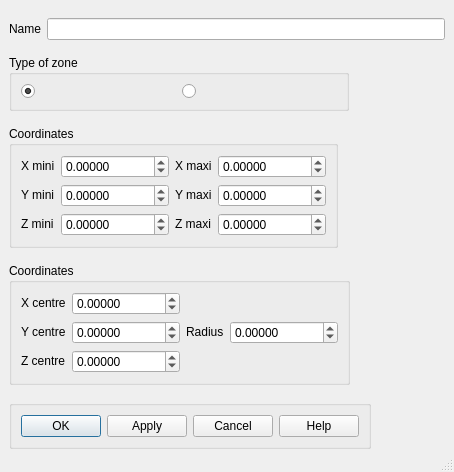
This is src/HOMARDGUI/CreateZone.ui in SalomePlatform/homard as Qt 5 draws it before an edit. The edited form follows.
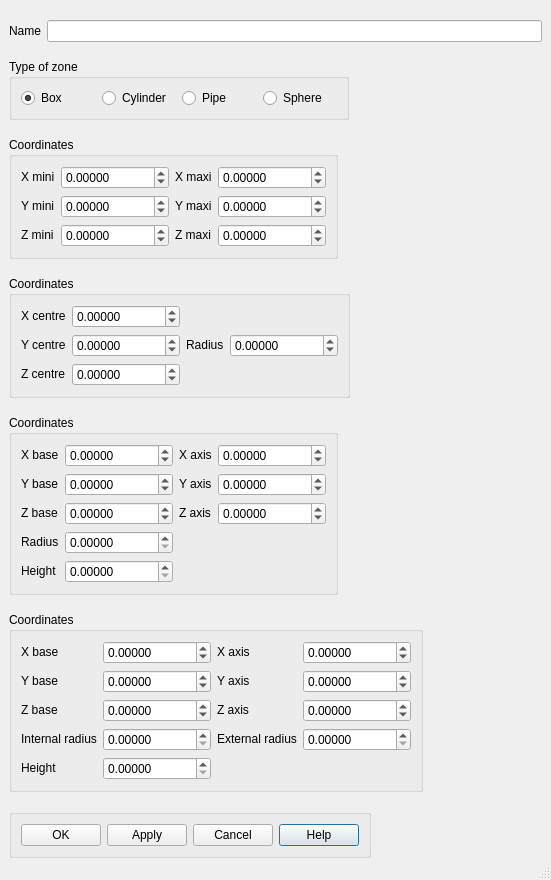
This is the edited form. Icons and pictures are not drawn.

Patch:
```diff
--- a/src/HOMARDGUI/CreateZone.ui
+++ b/src/HOMARDGUI/CreateZone.ui
@@ -5,8 +5,8 @@
    <rect>
     <x>0</x>
     <y>0</y>
-    <width>454</width>
-    <height>472</height>
+    <width>551</width>
+    <height>880</height>
    </rect>
   </property>
   <property name="windowTitle" >
@@ -25,18 +25,55 @@
    <property name="spacing" >
     <number>6</number>
    </property>
-   <item row="0" column="0" >
-    <widget class="QLabel" name="Name" >
-     <property name="text" >
-      <string>Name</string>
+   <item row="6" column="0" colspan="2" >
+    <widget class="QGroupBox" name="GBButtons" >
+     <property name="sizePolicy" >
+      <sizepolicy>
+       <hsizetype>0</hsizetype>
+       <vsizetype>0</vsizetype>
+       <horstretch>0</horstretch>
+       <verstretch>0</verstretch>
+      </sizepolicy>
      </property>
-    </widget>
-   </item>
-   <item row="0" column="1" >
-    <widget class="QLineEdit" name="LEZoneName" >
-     <property name="maxLength" >
-      <number>32</number>
+     <property name="title" >
+      <string/>
      </property>
+     <layout class="QGridLayout" >
+      <property name="margin" >
+       <number>9</number>
+      </property>
+      <property name="spacing" >
+       <number>6</number>
+      </property>
+      <item row="0" column="3" >
+       <widget class="QPushButton" name="buttonHelp" >
+        <property name="text" >
+         <string>Help</string>
+        </property>
+       </widget>
+      </item>
+      <item row="0" column="2" >
+       <widget class="QPushButton" name="buttonCancel" >
+        <property name="text" >
+         <string>Cancel</string>
+        </property>
+       </widget>
+      </item>
+      <item row="0" column="1" >
+       <widget class="QPushButton" name="buttonApply" >
+        <property name="text" >
+         <string>Apply</string>
+        </property>
+       </widget>
+      </item>
+      <item row="0" column="0" >
+       <widget class="QPushButton" name="buttonOk" >
+        <property name="text" >
+         <string>OK</string>
+        </property>
+       </widget>
+      </item>
+     </layout>
     </widget>
    </item>
    <item row="1" column="0" colspan="2" >
@@ -58,17 +95,47 @@
      <property name="title" >
       <string>Type of zone</string>
      </property>
-     <layout class="QHBoxLayout" >
+     <layout class="QGridLayout" >
       <property name="margin" >
        <number>9</number>
       </property>
       <property name="spacing" >
        <number>6</number>
       </property>
-      <item>
+      <item row="0" column="3" >
+       <widget class="QRadioButton" name="RBSphere" >
+        <property name="text" >
+         <string>Sphere</string>
+        </property>
+        <property name="icon" >
+         <iconset>../../resources/zone_spherepoint.png</iconset>
+        </property>
+       </widget>
+      </item>
+      <item row="0" column="2" >
+       <widget class="QRadioButton" name="RBPipe" >
+        <property name="text" >
+         <string>Pipe</string>
+        </property>
+        <property name="icon" >
+         <iconset>../../resources/pipe.png</iconset>
+        </property>
+       </widget>
+      </item>
+      <item row="0" column="1" >
+       <widget class="QRadioButton" name="RBCylinder" >
+        <property name="text" >
+         <string>Cylinder</string>
+        </property>
+        <property name="icon" >
+         <iconset>../../resources/cylinderpointvector.png</iconset>
+        </property>
+       </widget>
+      </item>
+      <item row="0" column="0" >
        <widget class="QRadioButton" name="RBBox" >
         <property name="text" >
-         <string/>
+         <string>Box</string>
         </property>
         <property name="icon" >
          <iconset>../../resources/zone_boxdxyz.png</iconset>
@@ -81,13 +148,448 @@
         </property>
        </widget>
       </item>
-      <item>
-       <widget class="QRadioButton" name="RBSphere" >
+     </layout>
+    </widget>
+   </item>
+   <item row="4" column="0" colspan="2" >
+    <widget class="QGroupBox" name="gBCylindre" >
+     <property name="sizePolicy" >
+      <sizepolicy>
+       <hsizetype>0</hsizetype>
+       <vsizetype>0</vsizetype>
+       <horstretch>0</horstretch>
+       <verstretch>0</verstretch>
+      </sizepolicy>
+     </property>
+     <property name="focusPolicy" >
+      <enum>Qt::TabFocus</enum>
+     </property>
+     <property name="title" >
+      <string>Coordinates</string>
+     </property>
+     <layout class="QGridLayout" >
+      <property name="margin" >
+       <number>9</number>
+      </property>
+      <property name="spacing" >
+       <number>6</number>
+      </property>
+      <item row="4" column="1" >
+       <widget class="QDoubleSpinBox" name="SpinBox_Haut" >
+        <property name="decimals" >
+         <number>5</number>
+        </property>
+        <property name="maximum" >
+         <double>1000000000.000000000000000</double>
+        </property>
+       </widget>
+      </item>
+      <item row="4" column="0" >
+       <widget class="QLabel" name="TLHaut" >
+        <property name="sizePolicy" >
+         <sizepolicy>
+          <hsizetype>0</hsizetype>
+          <vsizetype>0</vsizetype>
+          <horstretch>0</horstretch>
+          <verstretch>0</verstretch>
+         </sizepolicy>
+        </property>
         <property name="text" >
-         <string/>
+         <string>Height</string>
         </property>
-        <property name="icon" >
-         <iconset>../../resources/zone_spherepoint.png</iconset>
+        <property name="wordWrap" >
+         <bool>false</bool>
+        </property>
+       </widget>
+      </item>
+      <item row="3" column="0" >
+       <widget class="QLabel" name="TLRadius" >
+        <property name="sizePolicy" >
+         <sizepolicy>
+          <hsizetype>0</hsizetype>
+          <vsizetype>0</vsizetype>
+          <horstretch>0</horstretch>
+          <verstretch>0</verstretch>
+         </sizepolicy>
+        </property>
+        <property name="text" >
+         <string>Radius</string>
+        </property>
+        <property name="wordWrap" >
+         <bool>false</bool>
+        </property>
+       </widget>
+      </item>
+      <item row="0" column="3" >
+       <widget class="QDoubleSpinBox" name="SpinBox_Xaxis" >
+        <property name="decimals" >
+         <number>5</number>
+        </property>
+        <property name="maximum" >
+         <double>999999999.000000000000000</double>
+        </property>
+        <property name="minimum" >
+         <double>-999999999.000000000000000</double>
+        </property>
+        <property name="value" >
+         <double>0.000000000000000</double>
+        </property>
+       </widget>
+      </item>
+      <item row="1" column="3" >
+       <widget class="QDoubleSpinBox" name="SpinBox_Yaxis" >
+        <property name="decimals" >
+         <number>5</number>
+        </property>
+        <property name="maximum" >
+         <double>999999999.000000000000000</double>
+        </property>
+        <property name="minimum" >
+         <double>-999999999.000000000000000</double>
+        </property>
+        <property name="value" >
+         <double>0.000000000000000</double>
+        </property>
+       </widget>
+      </item>
+      <item row="2" column="3" >
+       <widget class="QDoubleSpinBox" name="SpinBox_Zaxis" >
+        <property name="decimals" >
+         <number>5</number>
+        </property>
+        <property name="maximum" >
+         <double>999999999.000000000000000</double>
+        </property>
+        <property name="minimum" >
+         <double>-999999999.000000000000000</double>
+        </property>
+        <property name="value" >
+         <double>0.000000000000000</double>
+        </property>
+       </widget>
+      </item>
+      <item row="2" column="2" >
+       <widget class="QLabel" name="TLZaxis" >
+        <property name="sizePolicy" >
+         <sizepolicy>
+          <hsizetype>0</hsizetype>
+          <vsizetype>0</vsizetype>
+          <horstretch>0</horstretch>
+          <verstretch>0</verstretch>
+         </sizepolicy>
+        </property>
+        <property name="text" >
+         <string>Z axis</string>
+        </property>
+        <property name="wordWrap" >
+         <bool>false</bool>
+        </property>
+       </widget>
+      </item>
+      <item row="1" column="2" >
+       <widget class="QLabel" name="TLYaxis" >
+        <property name="sizePolicy" >
+         <sizepolicy>
+          <hsizetype>0</hsizetype>
+          <vsizetype>0</vsizetype>
+          <horstretch>0</horstretch>
+          <verstretch>0</verstretch>
+         </sizepolicy>
+        </property>
+        <property name="text" >
+         <string>Y axis</string>
+        </property>
+        <property name="wordWrap" >
+         <bool>false</bool>
+        </property>
+       </widget>
+      </item>
+      <item row="0" column="2" >
+       <widget class="QLabel" name="TLXaxis" >
+        <property name="sizePolicy" >
+         <sizepolicy>
+          <hsizetype>0</hsizetype>
+          <vsizetype>0</vsizetype>
+          <horstretch>0</horstretch>
+          <verstretch>0</verstretch>
+         </sizepolicy>
+        </property>
+        <property name="text" >
+         <string>X axis</string>
+        </property>
+        <property name="wordWrap" >
+         <bool>false</bool>
+        </property>
+       </widget>
+      </item>
+      <item row="1" column="1" >
+       <widget class="QDoubleSpinBox" name="SpinBox_Ybase" >
+        <property name="decimals" >
+         <number>5</number>
+        </property>
+        <property name="maximum" >
+         <double>999999999.000000000000000</double>
+        </property>
+        <property name="minimum" >
+         <double>-999999999.000000000000000</double>
+        </property>
+        <property name="value" >
+         <double>0.000000000000000</double>
+        </property>
+       </widget>
+      </item>
+      <item row="1" column="0" >
+       <widget class="QLabel" name="TLYbase" >
+        <property name="sizePolicy" >
+         <sizepolicy>
+          <hsizetype>0</hsizetype>
+          <vsizetype>0</vsizetype>
+          <horstretch>0</horstretch>
+          <verstretch>0</verstretch>
+         </sizepolicy>
+        </property>
+        <property name="text" >
+         <string>Y base</string>
+        </property>
+        <property name="wordWrap" >
+         <bool>false</bool>
+        </property>
+       </widget>
+      </item>
+      <item row="2" column="0" >
+       <widget class="QLabel" name="TLZbase" >
+        <property name="sizePolicy" >
+         <sizepolicy>
+          <hsizetype>0</hsizetype>
+          <vsizetype>0</vsizetype>
+          <horstretch>0</horstretch>
+          <verstretch>0</verstretch>
+         </sizepolicy>
+        </property>
+        <property name="text" >
+         <string>Z base</string>
+        </property>
+        <property name="wordWrap" >
+         <bool>false</bool>
+        </property>
+       </widget>
+      </item>
+      <item row="2" column="1" >
+       <widget class="QDoubleSpinBox" name="SpinBox_Zbase" >
+        <property name="decimals" >
+         <number>5</number>
+        </property>
+        <property name="maximum" >
+         <double>999999999.000000000000000</double>
+        </property>
+        <property name="minimum" >
+         <double>-999999999.000000000000000</double>
+        </property>
+        <property name="value" >
+         <double>0.000000000000000</double>
+        </property>
+       </widget>
+      </item>
+      <item row="3" column="1" >
+       <widget class="QDoubleSpinBox" name="SpinBox_Radius" >
+        <property name="decimals" >
+         <number>5</number>
+        </property>
+        <property name="maximum" >
+         <double>1000000000.000000000000000</double>
+        </property>
+       </widget>
+      </item>
+      <item row="0" column="0" >
+       <widget class="QLabel" name="TLXbase" >
+        <property name="sizePolicy" >
+         <sizepolicy>
+          <hsizetype>0</hsizetype>
+          <vsizetype>0</vsizetype>
+          <horstretch>0</horstretch>
+          <verstretch>0</verstretch>
+         </sizepolicy>
+        </property>
+        <property name="text" >
+         <string>X base</string>
+        </property>
+        <property name="wordWrap" >
+         <bool>false</bool>
+        </property>
+       </widget>
+      </item>
+      <item row="0" column="1" >
+       <widget class="QDoubleSpinBox" name="SpinBox_Xbase" >
+        <property name="decimals" >
+         <number>5</number>
+        </property>
+        <property name="maximum" >
+         <double>999999999.000000000000000</double>
+        </property>
+        <property name="minimum" >
+         <double>-999999999.000000000000000</double>
+        </property>
+        <property name="value" >
+         <double>0.000000000000000</double>
+        </property>
+       </widget>
+      </item>
+     </layout>
+    </widget>
+   </item>
+   <item row="3" column="0" colspan="2" >
+    <widget class="QGroupBox" name="gBSphere" >
+     <property name="sizePolicy" >
+      <sizepolicy>
+       <hsizetype>0</hsizetype>
+       <vsizetype>0</vsizetype>
+       <horstretch>0</horstretch>
+       <verstretch>0</verstretch>
+      </sizepolicy>
+     </property>
+     <property name="title" >
+      <string>Coordinates</string>
+     </property>
+     <layout class="QGridLayout" >
+      <property name="margin" >
+       <number>9</number>
+      </property>
+      <property name="spacing" >
+       <number>6</number>
+      </property>
+      <item row="0" column="0" >
+       <widget class="QLabel" name="TLXcentre" >
+        <property name="sizePolicy" >
+         <sizepolicy>
+          <hsizetype>0</hsizetype>
+          <vsizetype>0</vsizetype>
+          <horstretch>0</horstretch>
+          <verstretch>0</verstretch>
+         </sizepolicy>
+        </property>
+        <property name="text" >
+         <string>X centre</string>
+        </property>
+        <property name="wordWrap" >
+         <bool>false</bool>
+        </property>
+       </widget>
+      </item>
+      <item row="0" column="1" >
+       <widget class="QDoubleSpinBox" name="SpinBox_Xcentre" >
+        <property name="decimals" >
+         <number>5</number>
+        </property>
+        <property name="maximum" >
+         <double>999999999.000000000000000</double>
+        </property>
+        <property name="minimum" >
+         <double>-999999999.000000000000000</double>
+        </property>
+        <property name="value" >
+         <double>0.000000000000000</double>
+        </property>
+       </widget>
+      </item>
+      <item row="1" column="0" >
+       <widget class="QLabel" name="TLYcentre" >
+        <property name="sizePolicy" >
+         <sizepolicy>
+          <hsizetype>0</hsizetype>
+          <vsizetype>0</vsizetype>
+          <horstretch>0</horstretch>
+          <verstretch>0</verstretch>
+         </sizepolicy>
+        </property>
+        <property name="text" >
+         <string>Y centre</string>
+        </property>
+        <property name="wordWrap" >
+         <bool>false</bool>
+        </property>
+       </widget>
+      </item>
+      <item row="1" column="1" >
+       <widget class="QDoubleSpinBox" name="SpinBox_Ycentre" >
+        <property name="decimals" >
+         <number>5</number>
+        </property>
+        <property name="maximum" >
+         <double>999999999.000000000000000</double>
+        </property>
+        <property name="minimum" >
+         <double>-999999999.000000000000000</double>
+        </property>
+        <property name="value" >
+         <double>0.000000000000000</double>
+        </property>
+       </widget>
+      </item>
+      <item row="1" column="2" >
+       <widget class="QLabel" name="TLRayon" >
+        <property name="sizePolicy" >
+         <sizepolicy>
+          <hsizetype>0</hsizetype>
+          <vsizetype>0</vsizetype>
+          <horstretch>0</horstretch>
+          <verstretch>0</verstretch>
+         </sizepolicy>
+        </property>
+        <property name="text" >
+         <string>Radius</string>
+        </property>
+        <property name="wordWrap" >
+         <bool>false</bool>
+        </property>
+       </widget>
+      </item>
+      <item row="1" column="3" >
+       <widget class="QDoubleSpinBox" name="SpinBox_Rayon" >
+        <property name="decimals" >
+         <number>5</number>
+        </property>
+        <property name="maximum" >
+         <double>999999999.000000000000000</double>
+        </property>
+        <property name="minimum" >
+         <double>-999999999.000000000000000</double>
+        </property>
+        <property name="value" >
+         <double>0.000000000000000</double>
+        </property>
+       </widget>
+      </item>
+      <item row="2" column="0" >
+       <widget class="QLabel" name="TLZcentre" >
+        <property name="sizePolicy" >
+         <sizepolicy>
+          <hsizetype>0</hsizetype>
+          <vsizetype>0</vsizetype>
+          <horstretch>0</horstretch>
+          <verstretch>0</verstretch>
+         </sizepolicy>
+        </property>
+        <property name="text" >
+         <string>Z centre</string>
+        </property>
+        <property name="wordWrap" >
+         <bool>false</bool>
+        </property>
+       </widget>
+      </item>
+      <item row="2" column="1" >
+       <widget class="QDoubleSpinBox" name="SpinBox_Zcentre" >
+        <property name="decimals" >
+         <number>5</number>
+        </property>
+        <property name="maximum" >
+         <double>999999999.000000000000000</double>
+        </property>
+        <property name="minimum" >
+         <double>-999999999.000000000000000</double>
+        </property>
+        <property name="value" >
+         <double>0.000000000000000</double>
         </property>
        </widget>
       </item>
@@ -321,8 +823,22 @@
      </layout>
     </widget>
    </item>
-   <item row="3" column="0" colspan="2" >
-    <widget class="QGroupBox" name="gBSphere" >
+   <item row="0" column="1" >
+    <widget class="QLineEdit" name="LEZoneName" >
+     <property name="maxLength" >
+      <number>32</number>
+     </property>
+    </widget>
+   </item>
+   <item row="0" column="0" >
+    <widget class="QLabel" name="Name" >
+     <property name="text" >
+      <string>Name</string>
+     </property>
+    </widget>
+   </item>
+   <item row="5" column="0" colspan="2" >
+    <widget class="QGroupBox" name="gBPipe" >
      <property name="sizePolicy" >
       <sizepolicy>
        <hsizetype>0</hsizetype>
@@ -341,8 +857,8 @@
       <property name="spacing" >
        <number>6</number>
       </property>
-      <item row="0" column="0" >
-       <widget class="QLabel" name="TLXcentre" >
+      <item row="4" column="0" >
+       <widget class="QLabel" name="TLHaut_p" >
         <property name="sizePolicy" >
          <sizepolicy>
           <hsizetype>0</hsizetype>
@@ -352,7 +868,7 @@
          </sizepolicy>
         </property>
         <property name="text" >
-         <string>X centre</string>
+         <string>Height</string>
         </property>
         <property name="wordWrap" >
          <bool>false</bool>
@@ -360,7 +876,7 @@
        </widget>
       </item>
       <item row="0" column="1" >
-       <widget class="QDoubleSpinBox" name="SpinBox_Xcentre" >
+       <widget class="QDoubleSpinBox" name="SpinBox_Xbase_p" >
         <property name="decimals" >
          <number>5</number>
         </property>
@@ -375,8 +891,88 @@
         </property>
        </widget>
       </item>
+      <item row="0" column="0" >
+       <widget class="QLabel" name="TLXbase_p" >
+        <property name="sizePolicy" >
+         <sizepolicy>
+          <hsizetype>0</hsizetype>
+          <vsizetype>0</vsizetype>
+          <horstretch>0</horstretch>
+          <verstretch>0</verstretch>
+         </sizepolicy>
+        </property>
+        <property name="text" >
+         <string>X base</string>
+        </property>
+        <property name="wordWrap" >
+         <bool>false</bool>
+        </property>
+       </widget>
+      </item>
+      <item row="3" column="1" >
+       <widget class="QDoubleSpinBox" name="SpinBox_Radius_int" >
+        <property name="decimals" >
+         <number>5</number>
+        </property>
+        <property name="maximum" >
+         <double>1000000000.000000000000000</double>
+        </property>
+       </widget>
+      </item>
+      <item row="2" column="1" >
+       <widget class="QDoubleSpinBox" name="SpinBox_Zbase_p" >
+        <property name="decimals" >
+         <number>5</number>
+        </property>
+        <property name="maximum" >
+         <double>999999999.000000000000000</double>
+        </property>
+        <property name="minimum" >
+         <double>-999999999.000000000000000</double>
+        </property>
+        <property name="value" >
+         <double>0.000000000000000</double>
+        </property>
+       </widget>
+      </item>
+      <item row="3" column="0" >
+       <widget class="QLabel" name="TLRadius_int" >
+        <property name="sizePolicy" >
+         <sizepolicy>
+          <hsizetype>0</hsizetype>
+          <vsizetype>0</vsizetype>
+          <horstretch>0</horstretch>
+          <verstretch>0</verstretch>
+         </sizepolicy>
+        </property>
+        <property name="text" >
+         <string>Internal radius</string>
+        </property>
+        <property name="wordWrap" >
+         <bool>false</bool>
+        </property>
+       </widget>
+      </item>
+      <item row="2" column="0" >
+       <widget class="QLabel" name="TLZbase_p" >
+        <property name="sizePolicy" >
+         <sizepolicy>
+          <hsizetype>0</hsizetype>
+          <vsizetype>0</vsizetype>
+          <horstretch>0</horstretch>
+          <verstretch>0</verstretch>
+         </sizepolicy>
+        </property>
+        <property name="text" >
+         <string>Z base</string>
+        </property>
+        <property name="wordWrap" >
+         <bool>false</bool>
+        </property>
+       </widget>
+      </item>
       <item row="1" column="0" >
-       <widget class="QLabel" name="TLYcentre" >
+       <widget class="QLabel" name="TLYbase_p" >
         <property name="sizePolicy" >
          <sizepolicy>
           <hsizetype>0</hsizetype>
@@ -386,7 +982,7 @@
          </sizepolicy>
         </property>
         <property name="text" >
-         <string>Y centre</string>
+         <string>Y base</string>
         </property>
         <property name="wordWrap" >
          <bool>false</bool>
@@ -394,7 +990,7 @@
        </widget>
       </item>
       <item row="1" column="1" >
-       <widget class="QDoubleSpinBox" name="SpinBox_Ycentre" >
+       <widget class="QDoubleSpinBox" name="SpinBox_Ybase_p" >
         <property name="decimals" >
          <number>5</number>
         </property>
@@ -409,8 +1005,26 @@
         </property>
        </widget>
       </item>
+      <item row="0" column="2" >
+       <widget class="QLabel" name="TLXaxis_p" >
+        <property name="sizePolicy" >
+         <sizepolicy>
+          <hsizetype>0</hsizetype>
+          <vsizetype>0</vsizetype>
+          <horstretch>0</horstretch>
+          <verstretch>0</verstretch>
+         </sizepolicy>
+        </property>
+        <property name="text" >
+         <string>X axis</string>
+        </property>
+        <property name="wordWrap" >
+         <bool>false</bool>
+        </property>
+       </widget>
+      </item>
       <item row="1" column="2" >
-       <widget class="QLabel" name="TLRayon" >
+       <widget class="QLabel" name="TLYaxis_p" >
         <property name="sizePolicy" >
          <sizepolicy>
           <hsizetype>0</hsizetype>
@@ -420,15 +1034,49 @@
          </sizepolicy>
         </property>
         <property name="text" >
-         <string>Radius</string>
+         <string>Y axis</string>
         </property>
         <property name="wordWrap" >
          <bool>false</bool>
         </property>
        </widget>
       </item>
+      <item row="2" column="2" >
+       <widget class="QLabel" name="TLZaxis_p" >
+        <property name="sizePolicy" >
+         <sizepolicy>
+          <hsizetype>0</hsizetype>
+          <vsizetype>0</vsizetype>
+          <horstretch>0</horstretch>
+          <verstretch>0</verstretch>
+         </sizepolicy>
+        </property>
+        <property name="text" >
+         <string>Z axis</string>
+        </property>
+        <property name="wordWrap" >
+         <bool>false</bool>
+        </property>
+       </widget>
+      </item>
+      <item row="2" column="3" >
+       <widget class="QDoubleSpinBox" name="SpinBox_Zaxis_p" >
+        <property name="decimals" >
+         <number>5</number>
+        </property>
+        <property name="maximum" >
+         <double>999999999.000000000000000</double>
+        </property>
+        <property name="minimum" >
+         <double>-999999999.000000000000000</double>
+        </property>
+        <property name="value" >
+         <double>0.000000000000000</double>
+        </property>
+       </widget>
+      </item>
       <item row="1" column="3" >
-       <widget class="QDoubleSpinBox" name="SpinBox_Rayon" >
+       <widget class="QDoubleSpinBox" name="SpinBox_Yaxis_p" >
         <property name="decimals" >
          <number>5</number>
         </property>
@@ -443,8 +1091,34 @@
         </property>
        </widget>
       </item>
-      <item row="2" column="0" >
-       <widget class="QLabel" name="TLZcentre" >
+      <item row="0" column="3" >
+       <widget class="QDoubleSpinBox" name="SpinBox_Xaxis_p" >
+        <property name="decimals" >
+         <number>5</number>
+        </property>
+        <property name="maximum" >
+         <double>999999999.000000000000000</double>
+        </property>
+        <property name="minimum" >
+         <double>-999999999.000000000000000</double>
+        </property>
+        <property name="value" >
+         <double>0.000000000000000</double>
+        </property>
+       </widget>
+      </item>
+      <item row="3" column="3" >
+       <widget class="QDoubleSpinBox" name="SpinBox_Radius_ext" >
+        <property name="decimals" >
+         <number>5</number>
+        </property>
+        <property name="maximum" >
+         <double>1000000000.000000000000000</double>
+        </property>
+       </widget>
+      </item>
+      <item row="3" column="2" >
+       <widget class="QLabel" name="TLRadius_ext" >
         <property name="sizePolicy" >
          <sizepolicy>
           <hsizetype>0</hsizetype>
@@ -454,77 +1128,20 @@
          </sizepolicy>
         </property>
         <property name="text" >
-         <string>Z centre</string>
+         <string>External radius</string>
         </property>
         <property name="wordWrap" >
          <bool>false</bool>
         </property>
        </widget>
       </item>
-      <item row="2" column="1" >
-       <widget class="QDoubleSpinBox" name="SpinBox_Zcentre" >
+      <item row="4" column="1" >
+       <widget class="QDoubleSpinBox" name="SpinBox_Haut_p" >
         <property name="decimals" >
          <number>5</number>
         </property>
         <property name="maximum" >
-         <double>999999999.000000000000000</double>
-        </property>
-        <property name="minimum" >
-         <double>-999999999.000000000000000</double>
-        </property>
-        <property name="value" >
-         <double>0.000000000000000</double>
-        </property>
-       </widget>
-      </item>
-     </layout>
-    </widget>
-   </item>
-   <item row="4" column="0" colspan="2" >
-    <widget class="QGroupBox" name="GBButtons" >
-     <property name="sizePolicy" >
-      <sizepolicy>
-       <hsizetype>0</hsizetype>
-       <vsizetype>0</vsizetype>
-       <horstretch>0</horstretch>
-       <verstretch>0</verstretch>
-      </sizepolicy>
-     </property>
-     <property name="title" >
-      <string/>
-     </property>
-     <layout class="QHBoxLayout" >
-      <property name="margin" >
-       <number>9</number>
-      </property>
-      <property name="spacing" >
-       <number>6</number>
-      </property>
-      <item>
-       <widget class="QPushButton" name="buttonOk" >
-        <property name="text" >
-         <string>OK</string>
-        </property>
-       </widget>
-      </item>
-      <item>
-       <widget class="QPushButton" name="buttonApply" >
-        <property name="text" >
-         <string>Apply</string>
-        </property>
-       </widget>
-      </item>
-      <item>
-       <widget class="QPushButton" name="buttonCancel" >
-        <property name="text" >
-         <string>Cancel</string>
-        </property>
-       </widget>
-      </item>
-      <item>
-       <widget class="QPushButton" name="buttonHelp" >
-        <property name="text" >
-         <string>Help</string>
+         <double>1000000000.000000000000000</double>
         </property>
        </widget>
       </item>
```
